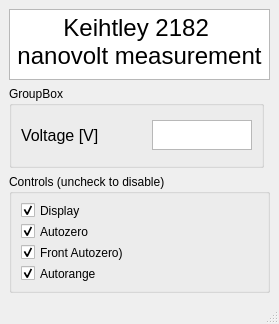
The window that CryostatGUI/Keithley/Nanovolt_main.ui (Cryostat-GUI/Cryostat-GUI) describes before a commit, drawn with Qt 5.
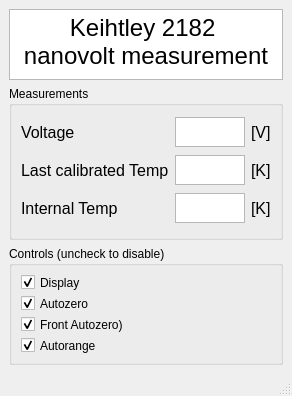
The same window after the commit.

Commit message: update Keithley 2182 Nanovoltmeters to zmq architecture

Patch:
```diff
--- a/CryostatGUI/Keithley/Nanovolt_main.ui
+++ b/CryostatGUI/Keithley/Nanovolt_main.ui
@@ -6,8 +6,8 @@
    <rect>
     <x>0</x>
     <y>0</y>
-    <width>279</width>
-    <height>324</height>
+    <width>290</width>
+    <height>396</height>
    </rect>
   </property>
   <property name="windowTitle">
@@ -112,12 +112,48 @@
       </layout>
      </widget>
     </item>
-    <item row="1" column="0">
+    <item row="1" column="0" colspan="2">
      <widget class="QGroupBox" name="groupBox">
       <property name="title">
-       <string>GroupBox</string>
+       <string>Measurements</string>
       </property>
       <layout class="QGridLayout" name="gridLayout_2">
+       <item row="0" column="0">
+        <widget class="QLabel" name="label_5">
+         <property name="font">
+          <font>
+           <pointsize>12</pointsize>
+          </font>
+         </property>
+         <property name="text">
+          <string>Voltage</string>
+         </property>
+        </widget>
+       </item>
+       <item row="2" column="0">
+        <widget class="QLabel" name="label_6">
+         <property name="font">
+          <font>
+           <pointsize>12</pointsize>
+          </font>
+         </property>
+         <property name="text">
+          <string>Last calibrated Temp</string>
+         </property>
+        </widget>
+       </item>
+       <item row="4" column="0">
+        <widget class="QLabel" name="label_7">
+         <property name="font">
+          <font>
+           <pointsize>12</pointsize>
+          </font>
+         </property>
+         <property name="text">
+          <string>Internal Temp</string>
+         </property>
+        </widget>
+       </item>
        <item row="0" column="1">
         <widget class="QTextEdit" name="textVoltage_V">
          <property name="maximumSize">
@@ -134,15 +170,71 @@
          </property>
         </widget>
        </item>
-       <item row="0" column="0">
-        <widget class="QLabel" name="label_5">
+       <item row="0" column="2">
+        <widget class="QLabel" name="label_8">
          <property name="font">
           <font>
            <pointsize>12</pointsize>
           </font>
          </property>
          <property name="text">
-          <string>Voltage [V]</string>
+          <string>[V]</string>
+         </property>
+        </widget>
+       </item>
+       <item row="2" column="1">
+        <widget class="QTextEdit" name="textTempInternal_K">
+         <property name="maximumSize">
+          <size>
+           <width>100</width>
+           <height>30</height>
+          </size>
+         </property>
+         <property name="acceptDrops">
+          <bool>false</bool>
+         </property>
+         <property name="readOnly">
+          <bool>true</bool>
+         </property>
+        </widget>
+       </item>
+       <item row="2" column="2">
+        <widget class="QLabel" name="label_10">
+         <property name="font">
+          <font>
+           <pointsize>12</pointsize>
+          </font>
+         </property>
+         <property name="text">
+          <string>[K]</string>
+         </property>
+        </widget>
+       </item>
+       <item row="4" column="1">
+        <widget class="QTextEdit" name="textTempPresent_K">
+         <property name="maximumSize">
+          <size>
+           <width>100</width>
+           <height>30</height>
+          </size>
+         </property>
+         <property name="acceptDrops">
+          <bool>false</bool>
+         </property>
+         <property name="readOnly">
+          <bool>true</bool>
+         </property>
+        </widget>
+       </item>
+       <item row="4" column="2">
+        <widget class="QLabel" name="label_9">
+         <property name="font">
+          <font>
+           <pointsize>12</pointsize>
+          </font>
+         </property>
+         <property name="text">
+          <string>[K]</string>
          </property>
         </widget>
        </item>
```
Left out of the diff: 2 changed lines with no effect on the pictures. The commit also changes 1 other file.
